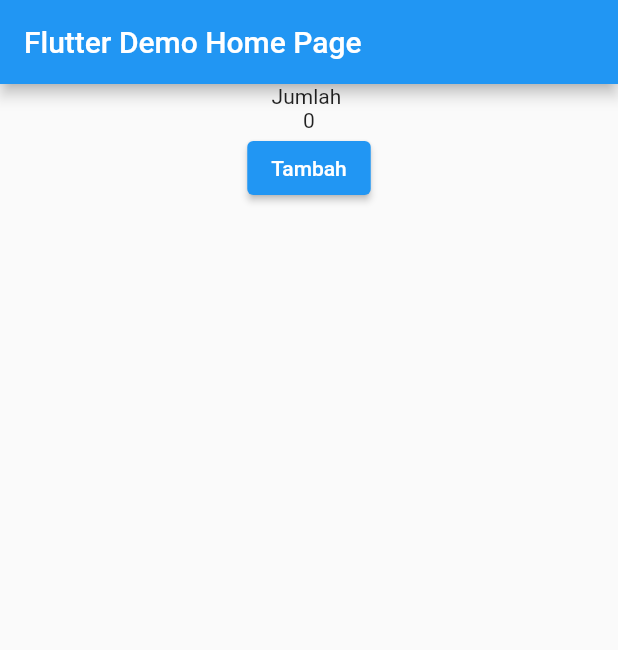
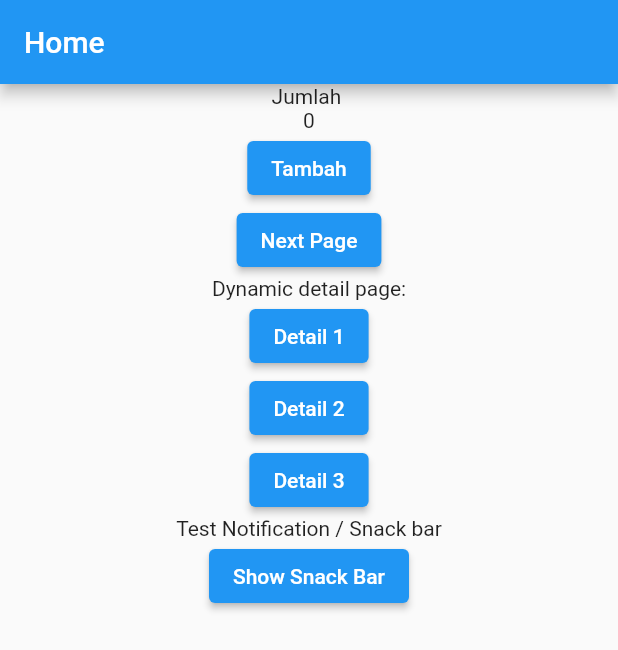
Before and after one commit to Celxd/state-crud, a Flutter app: the screen it shows after launch, on a phone screen of 412 x 824 dp. Shown: the top 650 px of the screen. Run offline on Flutter 3.47's test engine with Material 2 defaults, Android fonts, the phone set to English and light mode, and no system bars; our stand-ins replace get, google_sign_in.

Commit message:
Feat: Getx

```diff
--- /dev/null
+++ b/lib/home.dart
@@ -0,0 +1,72 @@
+import 'package:flutter/material.dart';
+import 'package:get/get.dart';
+import 'Controller.dart';
+
+class home extends StatefulWidget {
+  const home({super.key});
+
+  @override
+  State<home> createState() => _homeState();
+}
+
+class _homeState extends State<home> {
+  final Controller control = Get.put(Controller());
+  @override
+  Widget build(BuildContext context) {
+    return Scaffold(
+      appBar: AppBar(
+        // Here we take the value from the MyHomePage object that was created by
+        // the App.build method, and use it to set our appbar title.
+        title: Text("Home"),
+      ),
+      body: Center(
+        // Center is a layout widget. It takes a single child and positions it
+        // in the middle of the parent.
+        child: Column(
+           children: [
+            Text("Jumlah "),
+            Obx(() => Text("${control.count.toString()}")),
+            ElevatedButton(
+              onPressed: () {
+                control.increment();
+              },
+              child: Text("Tambah"),
+            ),
+            ElevatedButton(
+              onPressed: () {
+                Get.toNamed("page1");
+              },
+              child: Text("Next Page"),
+            ),
+            Text("Dynamic detail page:"),
+            ElevatedButton(
+              onPressed: () {
+                Get.toNamed("/page2/1");
+              },
+              child: Text("Detail 1"),
+            ),
+            ElevatedButton(
+              onPressed: () {
+                Get.toNamed("/page2/2",);
+              },
+              child: Text("Detail 2"),
+            ),
+            ElevatedButton(
+              onPressed: () {
+                Get.toNamed("/page2/3");
+              },
+              child: Text("Detail 3"),
+            ),
+            Text("Test Notification / Snack bar"),
+            ElevatedButton(
+              onPressed: () {
+                Get.snackbar("Testing", "Ini tes snackbar");
+              },
+              child: Text("Show Snack Bar"),
+            ),
+           ],
+        ),
+      ),
+    );
+  }
+}
--- a/lib/main.dart
+++ b/lib/main.dart
@@ -1,5 +1,8 @@
 import 'package:flutter/material.dart';
 import 'package:get/get.dart';
+import 'package:state/Pages/page1.dart';
+import 'package:state/home.dart';
+import 'package:state/Pages/page2.dart';
 
 import 'Controller.dart';
 
@@ -13,7 +16,7 @@ class MyApp extends StatelessWidget {
   // This widget is the root of your application.
   @override
   Widget build(BuildContext context) {
-    return MaterialApp(
+    return GetMaterialApp(
       title: 'Flutter Demo',
       theme: ThemeData(
         // This is the theme of your application.
@@ -27,57 +30,12 @@ class MyApp extends StatelessWidget {
         // is not restarted.
         primarySwatch: Colors.blue,
       ),
-      home: const MyHomePage(title: 'Flutter Demo Home Page'),
+      home: const home(),
+      getPages: [
+        GetPage(name: '/', page: () => home()),
+        GetPage(name: '/page1', page: () => page1()),
+        GetPage(name: '/page2/:id', page: () => page2()),
+      ],
     );
   }
 }
-
-class MyHomePage extends StatefulWidget {
-  const MyHomePage({super.key, required this.title});
-
-  // This widget is the home page of your application. It is stateful, meaning
-  // that it has a State object (defined below) that contains fields that affect
-  // how it looks.
-
-  // This class is the configuration for the state. It holds the values (in this
-  // case the title) provided by the parent (in this case the App widget) and
-  // used by the build method of the State. Fields in a Widget subclass are
-  // always marked "final".
-
-  final String title;
-
-  @override
-  State<MyHomePage> createState() => _MyHomePageState();
-}
-
-class _MyHomePageState extends State<MyHomePage> {
-  final Controller control = Get.put(Controller());
-
-  @override
-  Widget build(BuildContext context) {
-
-    return Scaffold(
-      appBar: AppBar(
-        // Here we take the value from the MyHomePage object that was created by
-        // the App.build method, and use it to set our appbar title.
-        title: Text(widget.title),
-      ),
-      body: Center(
-        // Center is a layout widget. It takes a single child and positions it
-        // in the middle of the parent.
-        child: Column(
-           children: [
-            Text("Jumlah "),
-            Obx(() => Text("${control.count.toString()}")),
-            ElevatedButton(
-              onPressed: () {
-                control.increment();
-              },
-              child: Text("Tambah"),
-            ),
-           ],
-        ),
-      ),
-    );
-  }
-}
--- a/pubspec.yaml
+++ b/pubspec.yaml
@@ -37,6 +37,8 @@ dependencies:
   # Use with the CupertinoIcons class for iOS style icons.
   cupertino_icons: ^1.0.2
   get:
+  firebase_auth: ^4.2.5
+  google_sign_in: ^5.4.4
 
 dev_dependencies:
   flutter_test:
```
Also changed, not shown: lib/Pages/page1.dart (added, +20 -0 lines), lib/Pages/page2.dart (added, +23 -0 lines), lib/signIn.dart (added, +44 -0 lines), pubspec.lock, 1 other file.
